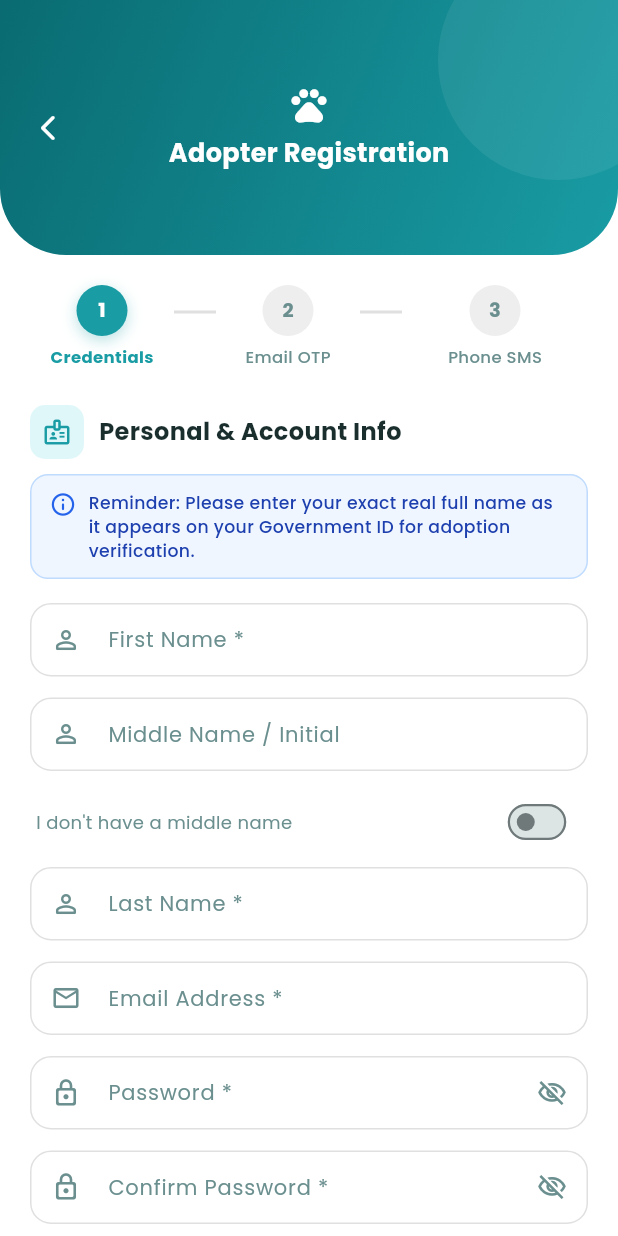
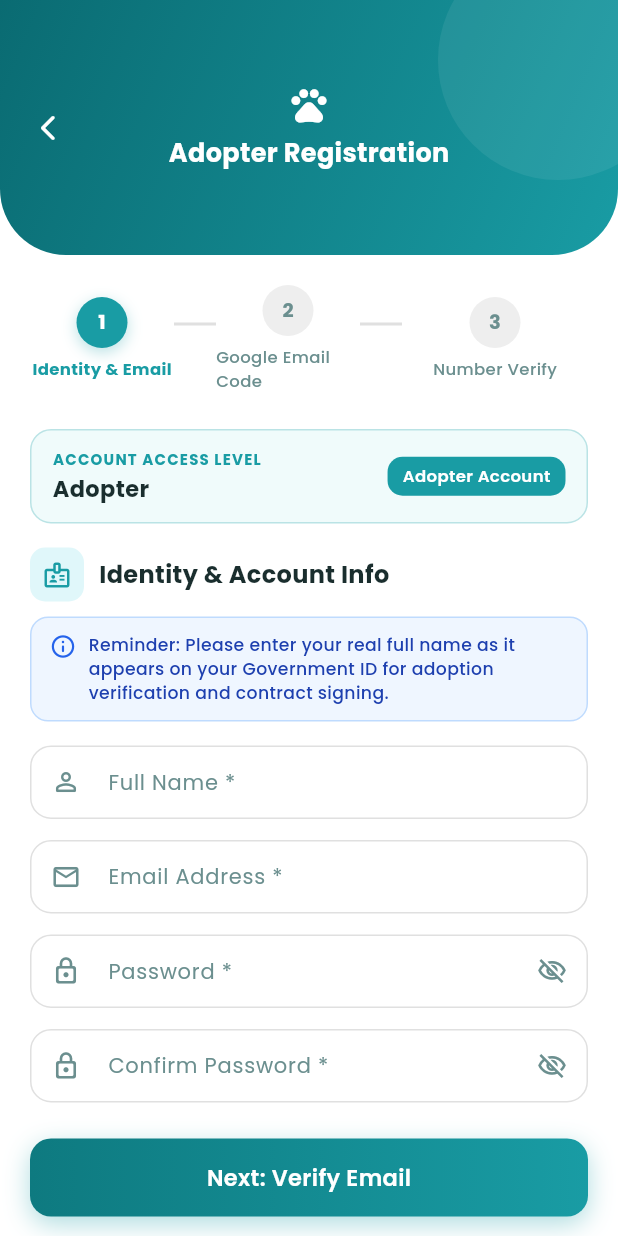
Before and after one commit to Narubotttttttt/petadopt-mobile, a Flutter app: the RegisterScreen screen opened by its route, on a phone screen of 412 x 824 dp. Run offline on Flutter 3.47's test engine with Material 3 defaults, Android fonts, the phone set to English and light mode, and no system bars; our stand-ins replace firebase_auth, firebase_core, firebase_messaging, flutter_local_notifications, google_fonts, image_picker and 1 more; accounts and stored records are empty; network calls fail.

Commit message:
fixed registration on adopter

```diff
--- a/lib/screens/auth/register_screen.dart
+++ b/lib/screens/auth/register_screen.dart
@@ -6,7 +6,6 @@ import 'package:mobile_petadopt/services/api_service.dart';
 import 'package:mobile_petadopt/services/notification_service.dart';
 import 'package:mobile_petadopt/services/phone_auth_service.dart';
 import 'package:mobile_petadopt/theme/app_theme.dart';
-import 'package:mobile_petadopt/widgets/exploration_mode_dialog.dart';
 import 'package:shared_preferences/shared_preferences.dart';
 
 class RegisterScreen extends StatefulWidget {
@@ -21,13 +20,10 @@ class _RegisterScreenState extends State<RegisterScreen> {
 
   // Step 1: Personal Information & Credentials
   final _step1FormKey = GlobalKey<FormState>();
-  final _firstNameController = TextEditingController();
-  final _middleNameController = TextEditingController();
-  final _lastNameController = TextEditingController();
+  final _fullNameController = TextEditingController();
   final _emailController = TextEditingController();
   final _passwordController = TextEditingController();
   final _confirmPasswordController = TextEditingController();
-  bool _noMiddleName = false;
   bool _obscurePassword = true;
   bool _obscureConfirm = true;
 
@@ -54,9 +50,7 @@ class _RegisterScreenState extends State<RegisterScreen> {
 
   @override
   void dispose() {
-    _firstNameController.dispose();
-    _middleNameController.dispose();
-    _lastNameController.dispose();
+    _fullNameController.dispose();
     _emailController.dispose();
     _passwordController.dispose();
     _confirmPasswordController.dispose();
@@ -68,20 +62,7 @@ class _RegisterScreenState extends State<RegisterScreen> {
     super.dispose();
   }
 
-  String get _fullName {
-    final first = _firstNameController.text.trim();
-    var middle = _noMiddleName ? '' : _middleNameController.text.trim();
-    final last = _lastNameController.text.trim();
-    if (middle.isNotEmpty) {
-      if (middle.length == 1 && RegExp(r'^[a-zA-Z]$').hasMatch(middle)) {
-        middle = '${middle.toUpperCase()}.';
-      } else if (middle.length == 2 && middle.endsWith('.')) {
-        middle = '${middle[0].toUpperCase()}.';
-      }
-      return '$first $middle $last';
-    }
-    return '$first $last';
-  }
+  String get _fullName => _fullNameController.text.trim();
 
   // --- Step 1 Action ---
   Future<void> _handleStep1Submit() async {
@@ -363,15 +344,11 @@ class _RegisterScreenState extends State<RegisterScreen> {
             shape: RoundedRectangleBorder(borderRadius: BorderRadius.circular(10)),
           ),
         );
-        ExplorationModeDialog.show(
+        Navigator.pushNamedAndRemoveUntil(
           context,
-          onRecommendationSelected: () {
-            Navigator.pushReplacementNamed(context, '/home');
-            Navigator.pushNamed(context, '/match-quiz');
-          },
-          onManualSelected: () {
-            Navigator.pushReplacementNamed(context, '/home');
-          },
+          '/home',
+          (route) => false,
+          arguments: {'showExplorationModal': true},
         );
       }
     } catch (e) {
@@ -502,7 +479,7 @@ class _RegisterScreenState extends State<RegisterScreen> {
 
   // --- Step Indicator (Matches Adoption Form) ---
   Widget _buildStepIndicator() {
-    final steps = ['Credentials', 'Email OTP', 'Phone SMS'];
+    final steps = ['Identity & Email', 'Google Email Code', 'Number Verify'];
     return Row(
       children: List.generate(steps.length, (index) {
         final isActive = index == _currentStep;
@@ -580,6 +557,60 @@ class _RegisterScreenState extends State<RegisterScreen> {
       child: Column(
         crossAxisAlignment: CrossAxisAlignment.start,
         children: [
+          // Account Access Level Card (Matches Admin/Staff registration styling)
+          Container(
+            padding: const EdgeInsets.symmetric(horizontal: 14, vertical: 12),
+            decoration: BoxDecoration(
+              color: const Color(0xFFF0FBFB),
+              borderRadius: BorderRadius.circular(14),
+              border: Border.all(color: AppTheme.primary.withValues(alpha: 0.25)),
+            ),
+            child: Row(
+              mainAxisAlignment: MainAxisAlignment.spaceBetween,
+              children: [
+                Column(
+                  crossAxisAlignment: CrossAxisAlignment.start,
+                  children: [
+                    Text(
+                      'ACCOUNT ACCESS LEVEL',
+                      style: GoogleFonts.poppins(
+                        fontSize: 10,
+                        fontWeight: FontWeight.w700,
+                        letterSpacing: 0.8,
+                        color: AppTheme.primary,
+                      ),
+                    ),
+                    const SizedBox(height: 2),
+                    Text(
+                      'Adopter',
+                      style: GoogleFonts.poppins(
+                        fontSize: 15,
+                        fontWeight: FontWeight.w700,
+                        color: AppTheme.textPrimary,
+                      ),
+                    ),
+                  ],
+                ),
+                Container(
+                  padding: const EdgeInsets.symmetric(horizontal: 10, vertical: 5),
+                  decoration: BoxDecoration(
+                    color: AppTheme.primary,
+                    borderRadius: BorderRadius.circular(10),
+                  ),
+                  child: Text(
+                    'Adopter Account',
+                    style: GoogleFonts.poppins(
+                      fontSize: 11,
+                      fontWeight: FontWeight.w600,
+                      color: Colors.white,
+                    ),
+                  ),
+                ),
+              ],
+            ),
+          ),
+          const SizedBox(height: 16),
+
           Row(
             children: [
               Container(
@@ -592,7 +623,7 @@ class _RegisterScreenState extends State<RegisterScreen> {
               ),
               const SizedBox(width: 10),
               Text(
-                'Personal & Account Info',
+                'Identity & Account Info',
                 style: GoogleFonts.poppins(
                   fontSize: 16,
                   fontWeight: FontWeight.w700,
@@ -616,7 +647,7 @@ class _RegisterScreenState extends State<RegisterScreen> {
                 const SizedBox(width: 8),
                 Expanded(
                   child: Text(
-                    'Reminder: Please enter your exact real full name as it appears on your Government ID for adoption verification.',
+                    'Reminder: Please enter your real full name as it appears on your Government ID for adoption verification and contract signing.',
                     style: GoogleFonts.poppins(
                       fontSize: 11.5,
                       color: const Color(0xFF1E40AF),
@@ -630,74 +661,15 @@ class _RegisterScreenState extends State<RegisterScreen> {
           ),
           const SizedBox(height: 16),
 
-          // First Name
+          // Full Name (Single unified field matching admin/staff creation)
           _buildTextField(
-            controller: _firstNameController,
-            label: 'First Name *',
-            hint: 'e.g. Juan',
+            controller: _fullNameController,
+            label: 'Full Name *',
+            hint: 'e.g. Juan Dela Cruz',
             icon: Icons.person_outline_rounded,
             validator: (val) {
-              if (val == null || val.trim().isEmpty) return 'Please enter your first name';
-              if (val.trim().length < 2) return 'First name is too short';
-              return null;
-            },
-          ),
-          const SizedBox(height: 14),
-
-          // Middle Name / Initial Input (Visible by default, hidden when toggle is ON)
-          if (!_noMiddleName) ...[
-            _buildTextField(
-              controller: _middleNameController,
-              label: 'Middle Name / Initial',
-              hint: 'e.g. Santos or S.',
-              icon: Icons.person_outline_rounded,
-            ),
-            const SizedBox(height: 14),
-          ],
-
-          // Middle Name Toggle Switch (Clean, compact, no outer box)
-          Padding(
-            padding: const EdgeInsets.symmetric(horizontal: 4),
-            child: Row(
-              mainAxisAlignment: MainAxisAlignment.spaceBetween,
-              children: [
-                Text(
-                  "I don't have a middle name",
-                  style: GoogleFonts.poppins(
-                    fontSize: 12,
-                    color: _noMiddleName ? AppTheme.primary : AppTheme.textSecondary,
-                    fontWeight: _noMiddleName ? FontWeight.w600 : FontWeight.w400,
-                  ),
-                ),
-                Transform.scale(
-                  scale: 0.75,
-                  child: Switch.adaptive(
-                    value: _noMiddleName,
-                    // ignore: deprecated_member_use
-                    activeColor: AppTheme.primary,
-                    materialTapTargetSize: MaterialTapTargetSize.shrinkWrap,
-                    onChanged: (val) {
-                      setState(() {
-                        _noMiddleName = val;
-                        if (val) _middleNameController.clear();
-                      });
-                    },
-                  ),
-                ),
-              ],
-            ),
-          ),
-          const SizedBox(height: 10),
-
-          // Last Name
-          _buildTextField(
-            controller: _lastNameController,
-            label: 'Last Name *',
-            hint: 'e.g. Dela Cruz',
-            icon: Icons.person_outline_rounded,
-            validator: (val) {
-              if (val == null || val.trim().isEmpty) return 'Please enter your last name';
-              if (val.trim().length < 2) return 'Last name is too short';
+              if (val == null || val.trim().isEmpty) return 'Please enter your full name';
+              if (val.trim().length < 3) return 'Full name is too short';
               return null;
             },
           ),
@@ -799,7 +771,7 @@ class _RegisterScreenState extends State<RegisterScreen> {
               ),
               const SizedBox(height: 16),
               Text(
-                'Verify Email Address',
+                'Google Email Code Verification',
                 style: GoogleFonts.poppins(fontSize: 18, fontWeight: FontWeight.w700, color: AppTheme.textPrimary),
               ),
               const SizedBox(height: 6),
```
Also changed, not shown: lib/screens/adoption/my_adopted_pets_screen.dart (+4 -3 lines), lib/screens/auth/login_screen.dart (+3 -9 lines), lib/screens/home/home_screen.dart (+37 -3 lines), lib/screens/profile/profile_screen.dart (+3 -22 lines).
